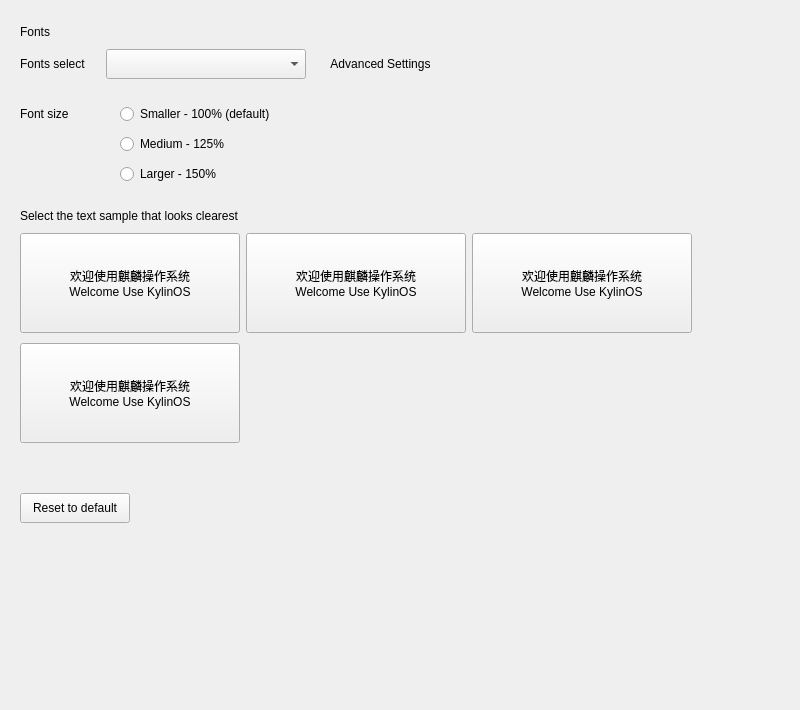
The window that plugins/personalized/fonts/fonts.ui (ukui/ukui-control-center) describes before a commit, drawn with Qt 5.
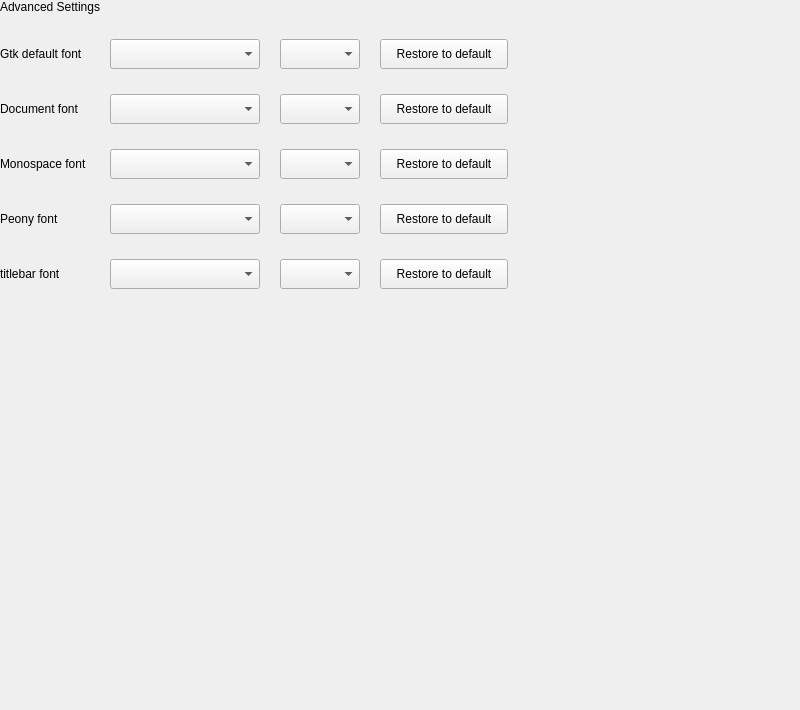
The same window after the commit. The open tabs and pages were chosen to show the change.

Diff of the .ui file:
```diff
--- a/plugins/personalized/fonts/fonts.ui
+++ b/plugins/personalized/fonts/fonts.ui
@@ -532,6 +532,537 @@
        </item>
       </layout>
      </widget>
+     <widget class="QWidget" name="page">
+      <layout class="QVBoxLayout" name="verticalLayout_4">
+       <property name="spacing">
+        <number>25</number>
+       </property>
+       <property name="leftMargin">
+        <number>0</number>
+       </property>
+       <property name="topMargin">
+        <number>0</number>
+       </property>
+       <property name="rightMargin">
+        <number>0</number>
+       </property>
+       <property name="bottomMargin">
+        <number>0</number>
+       </property>
+       <item>
+        <widget class="QLabel" name="label_5">
+         <property name="sizePolicy">
+          <sizepolicy hsizetype="Fixed" vsizetype="Fixed">
+           <horstretch>0</horstretch>
+           <verstretch>0</verstretch>
+          </sizepolicy>
+         </property>
+         <property name="text">
+          <string>Advanced Settings</string>
+         </property>
+         <property name="stylesize" stdset="0">
+          <string notr="true">title1#</string>
+         </property>
+        </widget>
+       </item>
+       <item>
+        <layout class="QHBoxLayout" name="horizontalLayout_2">
+         <property name="spacing">
+          <number>20</number>
+         </property>
+         <property name="bottomMargin">
+          <number>0</number>
+         </property>
+         <item>
+          <widget class="QLabel" name="label_6">
+           <property name="sizePolicy">
+            <sizepolicy hsizetype="Fixed" vsizetype="Fixed">
+             <horstretch>0</horstretch>
+             <verstretch>0</verstretch>
+            </sizepolicy>
+           </property>
+           <property name="minimumSize">
+            <size>
+             <width>90</width>
+             <height>0</height>
+            </size>
+           </property>
+           <property name="maximumSize">
+            <size>
+             <width>90</width>
+             <height>16777215</height>
+            </size>
+           </property>
+           <property name="text">
+            <string>Gtk default font</string>
+           </property>
+          </widget>
+         </item>
+         <item>
+          <widget class="QComboBox" name="comboBox">
+           <property name="minimumSize">
+            <size>
+             <width>150</width>
+             <height>30</height>
+            </size>
+           </property>
+           <property name="maximumSize">
+            <size>
+             <width>150</width>
+             <height>30</height>
+            </size>
+           </property>
+          </widget>
+         </item>
+         <item>
+          <widget class="QComboBox" name="comboBox_2">
+           <property name="minimumSize">
+            <size>
+             <width>80</width>
+             <height>30</height>
+            </size>
+           </property>
+           <property name="maximumSize">
+            <size>
+             <width>80</width>
+             <height>30</height>
+            </size>
+           </property>
+          </widget>
+         </item>
+         <item>
+          <widget class="QPushButton" name="pushButton_5">
+           <property name="minimumSize">
+            <size>
+             <width>128</width>
+             <height>30</height>
+            </size>
+           </property>
+           <property name="maximumSize">
+            <size>
+             <width>128</width>
+             <height>30</height>
+            </size>
+           </property>
+           <property name="text">
+            <string>Restore to default</string>
+           </property>
+          </widget>
+         </item>
+         <item>
+          <spacer name="horizontalSpacer_10">
+           <property name="orientation">
+            <enum>Qt::Horizontal</enum>
+           </property>
+           <property name="sizeHint" stdset="0">
+            <size>
+             <width>40</width>
+             <height>20</height>
+            </size>
+           </property>
+          </spacer>
+         </item>
+        </layout>
+       </item>
+       <item>
+        <layout class="QHBoxLayout" name="horizontalLayout_7">
+         <property name="spacing">
+          <number>20</number>
+         </property>
+         <item>
+          <widget class="QLabel" name="label_7">
+           <property name="sizePolicy">
+            <sizepolicy hsizetype="Fixed" vsizetype="Fixed">
+             <horstretch>0</horstretch>
+             <verstretch>0</verstretch>
+            </sizepolicy>
+           </property>
+           <property name="minimumSize">
+            <size>
+             <width>90</width>
+             <height>0</height>
+            </size>
+           </property>
+           <property name="maximumSize">
+            <size>
+             <width>90</width>
+             <height>16777215</height>
+            </size>
+           </property>
+           <property name="text">
+            <string>Document font</string>
+           </property>
+          </widget>
+         </item>
+         <item>
+          <widget class="QComboBox" name="comboBox_3">
+           <property name="minimumSize">
+            <size>
+             <width>150</width>
+             <height>30</height>
+            </size>
+           </property>
+           <property name="maximumSize">
+            <size>
+             <width>150</width>
+             <height>30</height>
+            </size>
+           </property>
+          </widget>
+         </item>
+         <item>
+          <widget class="QComboBox" name="comboBox_4">
+           <property name="minimumSize">
+            <size>
+             <width>80</width>
+             <height>30</height>
+            </size>
+           </property>
+           <property name="maximumSize">
+            <size>
+             <width>80</width>
+             <height>30</height>
+            </size>
+           </property>
+          </widget>
+         </item>
+         <item>
+          <widget class="QPushButton" name="pushButton_6">
+           <property name="minimumSize">
+            <size>
+             <width>128</width>
+             <height>30</height>
+            </size>
+           </property>
+           <property name="maximumSize">
+            <size>
+             <width>128</width>
+             <height>30</height>
+            </size>
+           </property>
+           <property name="text">
+            <string>Restore to default</string>
+           </property>
+          </widget>
+         </item>
+         <item>
+          <spacer name="horizontalSpacer_11">
+           <property name="orientation">
+            <enum>Qt::Horizontal</enum>
+           </property>
+           <property name="sizeHint" stdset="0">
+            <size>
+             <width>40</width>
+             <height>20</height>
+            </size>
+           </property>
+          </spacer>
+         </item>
+        </layout>
+       </item>
+       <item>
+        <layout class="QHBoxLayout" name="horizontalLayout_9">
+         <property name="spacing">
+          <number>20</number>
+         </property>
+         <item>
+          <widget class="QLabel" name="label_8">
+           <property name="sizePolicy">
+            <sizepolicy hsizetype="Fixed" vsizetype="Fixed">
+             <horstretch>0</horstretch>
+             <verstretch>0</verstretch>
+            </sizepolicy>
+           </property>
+           <property name="minimumSize">
+            <size>
+             <width>90</width>
+             <height>0</height>
+            </size>
+           </property>
+           <property name="maximumSize">
+            <size>
+             <width>90</width>
+             <height>16777215</height>
+            </size>
+           </property>
+           <property name="text">
+            <string>Monospace font</string>
+           </property>
+          </widget>
+         </item>
+         <item>
+          <widget class="QComboBox" name="comboBox_5">
+           <property name="minimumSize">
+            <size>
+             <width>150</width>
+             <height>30</height>
+            </size>
+           </property>
+           <property name="maximumSize">
+            <size>
+             <width>150</width>
+             <height>30</height>
+            </size>
+           </property>
+          </widget>
+         </item>
+         <item>
+          <widget class="QComboBox" name="comboBox_6">
+           <property name="minimumSize">
+            <size>
+             <width>80</width>
+             <height>30</height>
+            </size>
+           </property>
+           <property name="maximumSize">
+            <size>
+             <width>80</width>
+             <height>30</height>
+            </size>
+           </property>
+          </widget>
+         </item>
+         <item>
+          <widget class="QPushButton" name="pushButton_7">
+           <property name="minimumSize">
+            <size>
+             <width>128</width>
+             <height>30</height>
+            </size>
+           </property>
+           <property name="maximumSize">
+            <size>
+             <width>128</width>
+             <height>30</height>
+            </size>
+           </property>
+           <property name="text">
+            <string>Restore to default</string>
+           </property>
+          </widget>
+         </item>
+         <item>
+          <spacer name="horizontalSpacer_12">
+           <property name="orientation">
+            <enum>Qt::Horizontal</enum>
+           </property>
+           <property name="sizeHint" stdset="0">
+            <size>
+             <width>40</width>
+             <height>20</height>
+            </size>
+           </property>
+          </spacer>
+         </item>
+        </layout>
+       </item>
+       <item>
+        <layout class="QHBoxLayout" name="horizontalLayout_11">
+         <property name="spacing">
+          <number>20</number>
+         </property>
+         <item>
+          <widget class="QLabel" name="label_9">
+           <property name="sizePolicy">
+            <sizepolicy hsizetype="Fixed" vsizetype="Fixed">
+             <horstretch>0</horstretch>
+             <verstretch>0</verstretch>
+            </sizepolicy>
+           </property>
+           <property name="minimumSize">
+            <size>
+             <width>90</width>
+             <height>0</height>
+            </size>
+           </property>
+           <property name="maximumSize">
+            <size>
+             <width>90</width>
+             <height>16777215</height>
+            </size>
+           </property>
+           <property name="text">
+            <string>Peony font</string>
+           </property>
+          </widget>
+         </item>
+         <item>
+          <widget class="QComboBox" name="comboBox_7">
+           <property name="minimumSize">
+            <size>
+             <width>150</width>
+             <height>30</height>
+            </size>
+           </property>
+           <property name="maximumSize">
+            <size>
+             <width>150</width>
+             <height>30</height>
+            </size>
+           </property>
+          </widget>
+         </item>
+         <item>
+          <widget class="QComboBox" name="comboBox_8">
+           <property name="minimumSize">
+            <size>
+             <width>80</width>
+             <height>30</height>
+            </size>
+           </property>
+           <property name="maximumSize">
+            <size>
+             <width>80</width>
+             <height>30</height>
+            </size>
+           </property>
+          </widget>
+         </item>
+         <item>
+          <widget class="QPushButton" name="pushButton_8">
+           <property name="minimumSize">
+            <size>
+             <width>128</width>
+             <height>30</height>
+            </size>
+           </property>
+           <property name="maximumSize">
+            <size>
+             <width>128</width>
+             <height>30</height>
+            </size>
+           </property>
+           <property name="text">
+            <string>Restore to default</string>
+           </property>
+          </widget>
+         </item>
+         <item>
+          <spacer name="horizontalSpacer_13">
+           <property name="orientation">
+            <enum>Qt::Horizontal</enum>
+           </property>
+           <property name="sizeHint" stdset="0">
+            <size>
+             <width>40</width>
+             <height>20</height>
+            </size>
+           </property>
+          </spacer>
+         </item>
+        </layout>
+       </item>
+       <item>
+        <layout class="QHBoxLayout" name="horizontalLayout_12">
+         <property name="spacing">
+          <number>20</number>
+         </property>
+         <item>
+          <widget class="QLabel" name="label_10">
+           <property name="sizePolicy">
+            <sizepolicy hsizetype="Fixed" vsizetype="Fixed">
+             <horstretch>0</horstretch>
+             <verstretch>0</verstretch>
+            </sizepolicy>
+           </property>
+           <property name="minimumSize">
+            <size>
+             <width>90</width>
+             <height>0</height>
+            </size>
+           </property>
+           <property name="maximumSize">
+            <size>
+             <width>90</width>
+             <height>16777215</height>
+            </size>
+           </property>
+           <property name="text">
+            <string>titlebar font</string>
+           </property>
+          </widget>
+         </item>
+         <item>
+          <widget class="QComboBox" name="comboBox_9">
+           <property name="minimumSize">
+            <size>
+             <width>150</width>
+             <height>30</height>
+            </size>
+           </property>
+           <property name="maximumSize">
+            <size>
+             <width>150</width>
+             <height>30</height>
+            </size>
+           </property>
+          </widget>
+         </item>
+         <item>
+          <widget class="QComboBox" name="comboBox_10">
+           <property name="minimumSize">
+            <size>
+             <width>80</width>
+             <height>30</height>
+            </size>
+           </property>
+           <property name="maximumSize">
+            <size>
+             <width>80</width>
+             <height>30</height>
+            </size>
+           </property>
+          </widget>
+         </item>
+         <item>
+          <widget class="QPushButton" name="pushButton_9">
+           <property name="minimumSize">
+            <size>
+             <width>128</width>
+             <height>30</height>
+            </size>
+           </property>
+           <property name="maximumSize">
+            <size>
+             <width>128</width>
+             <height>30</height>
+            </size>
+           </property>
+           <property name="text">
+            <string>Restore to default</string>
+           </property>
+          </widget>
+         </item>
+         <item>
+          <spacer name="horizontalSpacer_14">
+           <property name="orientation">
+            <enum>Qt::Horizontal</enum>
+           </property>
+           <property name="sizeHint" stdset="0">
+            <size>
+             <width>40</width>
+             <height>20</height>
+            </size>
+           </property>
+          </spacer>
+         </item>
+        </layout>
+       </item>
+       <item>
+        <spacer name="verticalSpacer_5">
+         <property name="orientation">
+          <enum>Qt::Vertical</enum>
+         </property>
+         <property name="sizeHint" stdset="0">
+          <size>
+           <width>20</width>
+           <height>40</height>
+          </size>
+         </property>
+        </spacer>
+       </item>
+      </layout>
+     </widget>
     </widget>
    </item>
   </layout>
```
Left out of the diff: 2 changed lines with no effect on the pictures.
